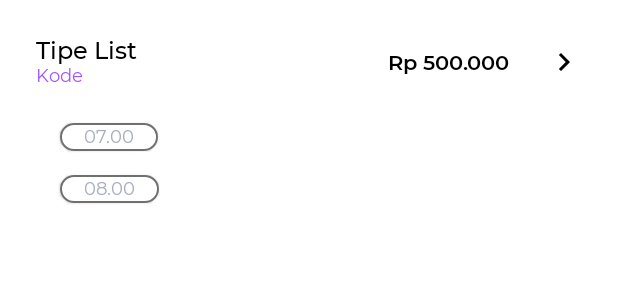
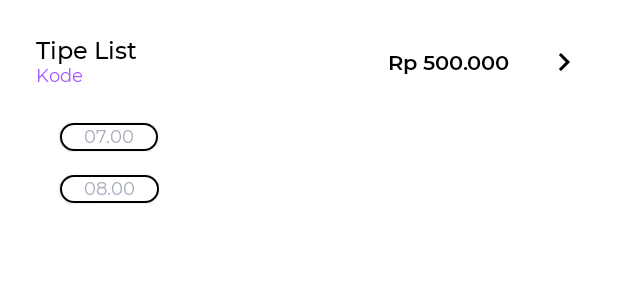
Before and after one commit to wiryadev/ADS-Advance-Compose, an Android app built with Jetpack Compose: the @Preview function BusItemPreview, on a phone screen of 412 x 824 dp. Shown: the top 300 px of the screen. Run offline under Robolectric (Android 15) with nearby library versions, the phone set to English and light mode, and no system bars.

Commit message:
Refactor color background to follows material color theme

```diff
--- a/app/src/main/java/com/wiryadev/adsadvancecompose/ui/components/ItemBus.kt
+++ b/app/src/main/java/com/wiryadev/adsadvancecompose/ui/components/ItemBus.kt
@@ -45,7 +45,7 @@ fun ItemBus(
             Column {
                 Text(
                     text = "Tipe List",
-                    color = Color.Black,
+                    color = MaterialTheme.colors.onSurface,
                     style = TextStyle(
                         fontFamily = Montserrat,
                         fontWeight = FontWeight.Medium,
@@ -66,7 +66,7 @@ fun ItemBus(
             ) {
                 Text(
                     text = "Rp 500.000",
-                    color = Color.Black,
+                    color = MaterialTheme.colors.onSurface,
                     style = TextStyle(
                         fontFamily = Montserrat,
                         fontWeight = FontWeight.SemiBold,
--- a/app/src/main/java/com/wiryadev/adsadvancecompose/ui/components/ItemTime.kt
+++ b/app/src/main/java/com/wiryadev/adsadvancecompose/ui/components/ItemTime.kt
@@ -27,12 +27,15 @@ fun ItemTime(
 ) {
     Card(
         modifier = modifier
-            .padding(vertical = 8.dp, horizontal = 16.dp),
+            .padding(
+                vertical = 8.dp,
+                horizontal = 16.dp
+            ),
         shape = RoundedCornerShape(50),
         backgroundColor = MaterialTheme.colors.background,
         border = BorderStroke(
             width = 1.dp,
-            color = Color(0xFF707070)
+            color = MaterialTheme.colors.onSurface
         ),
     ) {
         Text(
```
Also changed, not shown: app/src/main/java/com/wiryadev/adsadvancecompose/ui/components/DepartureCard.kt (+5 -4 lines), app/src/main/java/com/wiryadev/adsadvancecompose/ui/components/TravelCard.kt (+4 -3 lines).
